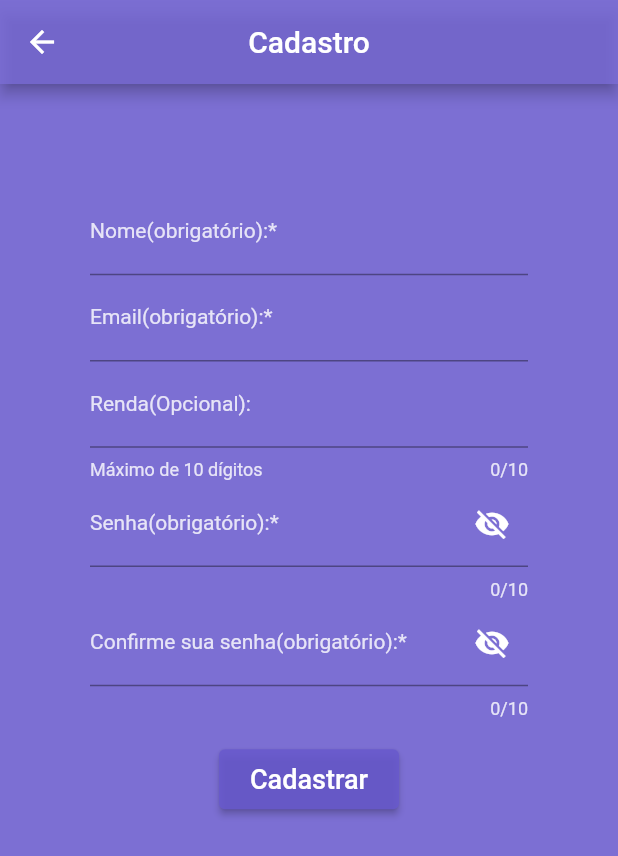
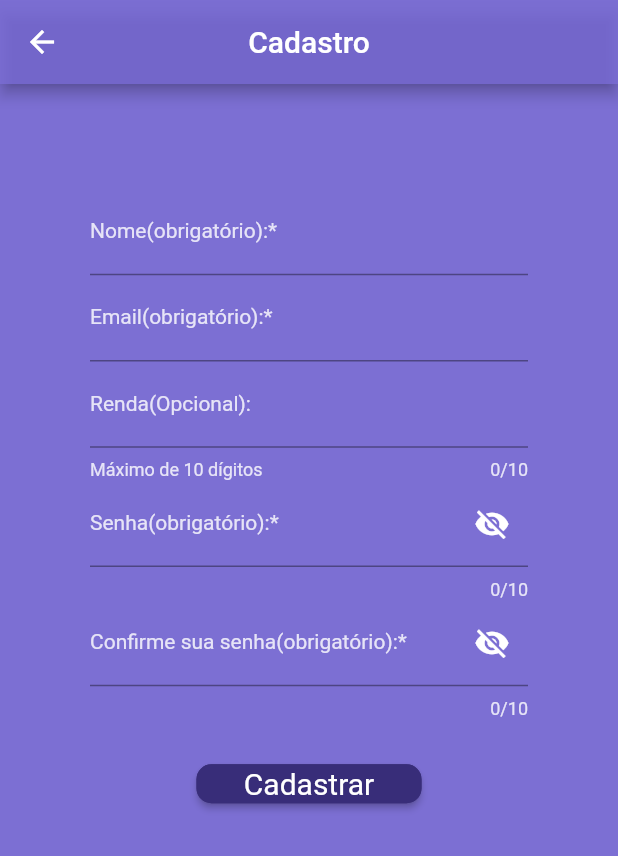
Before and after one commit to proz-tecnologia/PIT03GP06, a Flutter app: the LoginUser screen opened by its route, after a tap on "Sua primeira vez?", on a phone screen of 412 x 824 dp. Shown: the top 856 px of the screen. Run offline on Flutter 3.47's test engine with Material 2 defaults, Android fonts, the phone set to English and light mode, and no system bars; our stand-ins replace brasil_fields, cloud_firestore, currency_text_input_formatter, email_validator, firebase_auth, firebase_core and 5 more; missing offline and left inert: validatorless; accounts and stored records are empty; network calls fail; Roboto replaces fonts that are missing (mplus1).

Commit message:
Alterando font e tamanho do onBoarding, e botões de login e cadastro, assim como cor

```diff
--- a/lib/src/util/text_styles.dart
+++ b/lib/src/util/text_styles.dart
@@ -12,12 +12,12 @@ class TextStyles {
 
   String get font => 'mplus1';
 
-  TextStyle get textLight =>
-      TextStyle(fontWeight: FontWeight.w300, fontFamily: font);
   TextStyle get textRegular =>
       TextStyle(fontWeight: FontWeight.normal, fontFamily: font);
   TextStyle get textBold =>
       TextStyle(fontWeight: FontWeight.bold, fontFamily: font);
+  TextStyle get textTitle =>
+      textBold.copyWith(fontSize: 23, color: Colors.white);
 }
 
 extension TextStyleExtensions on BuildContext {
--- a/lib/src/view/tutorial/onboarding.dart
+++ b/lib/src/view/tutorial/onboarding.dart
@@ -49,13 +49,13 @@ class _OnBoardingAppState extends State<OnBoardingApp> {
                   imagem: 'asset/img/temas.png',
                   titulo: "Ganhe XP e libere temas",
                   texto:
-                      "Vida financeira saudável = Conquistas!\nNos primeiros 5 registros diários você ganhará XP para subir de nível e desbloquear novos temas. Deixe o app com sua cara!",
+                      "Vida financeira saudável = Conquistas!\nGanhe XP para subir de nível e desbloquear novos temas. Deixe o app com sua cara!",
                 ),
                 CustomSlide(
                   imagem: 'asset/img/dicas.png',
                   titulo: "A gente te ajuda",
                   texto:
-                      "Na aba Dicas, vamos te apresentar conteúdos gratuitos de especialistas em finanças pessoais!\nClique nas imagens para abrir cada conteúdo e aproveite =D",
+                      "Em Dicas, acesse conteúdos gratuitos de especialistas em finanças pessoais!\nClique nas imagens para abrir cada conteúdo e aproveite =D",
                 ),
               ],
             ),
--- a/lib/src/view/userregister/pages/loginpage.dart
+++ b/lib/src/view/userregister/pages/loginpage.dart
@@ -35,11 +35,6 @@ class _LoginUserState extends State<LoginUser> {
     return SafeArea(
       child: Scaffold(
         backgroundColor: const Color.fromARGB(220, 104, 89, 205),
-        appBar: AppBar(
-          title: const Text('Login'),
-          backgroundColor: const Color.fromARGB(220, 104, 89, 205),
-          centerTitle: true,
-        ),
         body: SingleChildScrollView(
           child: Column(
             children: [
@@ -156,22 +151,35 @@ class _LoginUserState extends State<LoginUser> {
                                 },
                               ),
                             ),
-                            SizedBox(
-                              width: 120,
-                              height: 60,
-                              child: Consumer<TransactionsController>(
-                                builder: (context, historyController, _) =>
-                                    Padding(
-                                  padding: const EdgeInsets.only(top: 20),
-                                  child: ElevatedButton(
-                                    style: const ButtonStyle(
-                                      backgroundColor: MaterialStatePropertyAll<
-                                              Color>(
-                                          Color.fromRGBO(104, 89, 205, 0.863)),
+                            const SizedBox(
+                              height: 30,
+                            ),
+                            Center(
+                              child: SizedBox(
+                                width: 150,
+                                height: 26,
+                                child: Consumer<TransactionsController>(
+                                  builder: (context, historyController, _) =>
+                                      ElevatedButton(
+                                    style: ButtonStyle(
+                                      backgroundColor:
+                                          MaterialStateProperty.all<Color>(
+                                              const Color(0XFF382D79)),
+                                      shape: MaterialStateProperty.all<
+                                              RoundedRectangleBorder>(
+                                          RoundedRectangleBorder(
+                                              borderRadius:
+                                                  BorderRadius.circular(10),
+                                              side: const BorderSide(
+                                                  color: Color(0XFF382D79)))),
                                     ),
-                                    child: const Text(
+                                    child: Text(
                                       "Entrar",
-                                      style: TextStyle(fontSize: 18),
+                                      style: context.textStyles.textRegular
+                                          .copyWith(
+                                        fontSize: 20,
+                                        color: Colors.white,
+                                      ),
                                     ),
                                     onPressed: () {
                                       if (_formKey.currentState!.validate()) {
@@ -189,9 +197,9 @@ class _LoginUserState extends State<LoginUser> {
                                           formPag:
                                               'Forma: ${controllerEntradas.formpag}',
                                           /*icon: const Icon(
-                                            Icons.arrow_downward_outlined,
-                                            color: Colors.red,
-                                          ),*/
+                                                Icons.arrow_downward_outlined,
+                                                color: Colors.red,
+                                              ),*/
                                         );
                                         historyController.addNewUser(user);
                                         historyController.emailUser(
@@ -205,6 +213,9 @@ class _LoginUserState extends State<LoginUser> {
                                 ),
                               ),
                             ),
+                            const SizedBox(
+                              height: 30,
+                            ),
                             Container(
                               alignment: Alignment.center,
                               child: Padding(
@@ -213,7 +224,7 @@ class _LoginUserState extends State<LoginUser> {
                                   child: Row(
                                     children: [
                                       Text("Sua primeira vez?",
-                                          style: context.textStyles.textLight
+                                          style: context.textStyles.textRegular
                                               .copyWith(
                                                   fontSize: 16,
                                                   color: Colors.white)),
--- a/lib/src/view/userregister/pages/new_register.dart
+++ b/lib/src/view/userregister/pages/new_register.dart
@@ -2,6 +2,7 @@ import 'package:ctrl_real/main.dart';
 import 'package:ctrl_real/src/controllers/transactions_controller.dart';
 import 'package:ctrl_real/src/controllers/transactions_form_controller.dart';
 import 'package:ctrl_real/src/service/firebase_auth.dart';
+import 'package:ctrl_real/src/util/text_styles.dart';
 import 'package:ctrl_real/src/view/transactions/pages/receitas.dart';
 import 'package:ctrl_real/src/model/totallandcategory_model.dart';
 import 'package:ctrl_real/src/util/darkfunction.dart';
@@ -255,20 +256,30 @@ class _NewRegisterState extends State<NewRegister> {
                             controllerEntradas.senha = value;
                           },
                         ),
+                        const SizedBox(
+                          height: 30,
+                        ),
                         Center(
                           child: SizedBox(
-                            width: 120,
-                            height: 60,
+                            width: 150,
+                            height: 26,
                             child:
                                 Consumer2<TransactionsController, UsersService>(
                                     builder:
                                         (context, historyController, value, _) {
-                              return Padding(
-                                padding: const EdgeInsets.only(top: 20),
-                                child: ElevatedButton(
-                                    style: ElevatedButton.styleFrom(
-                                        backgroundColor: const Color.fromARGB(
-                                            220, 104, 89, 205)),
+                              return ElevatedButton(
+                                  style: ButtonStyle(
+                                    backgroundColor:
+                                        MaterialStateProperty.all<Color>(
+                                            const Color(0XFF382D79)),
+                                    shape: MaterialStateProperty.all<
+                                            RoundedRectangleBorder>(
+                                        RoundedRectangleBorder(
+                                            borderRadius:
+                                                BorderRadius.circular(10),
+                                            side: const BorderSide(
+                                                color: Color(0XFF382D79)))),
+                                  ),
                                   onPressed: (loading)
                                       ? () {}
                                       : () {
@@ -284,8 +295,7 @@ class _NewRegisterState extends State<NewRegister> {
                                                           220, 104, 89, 205),
                                                   content: Text(
                                                     'Cadastro Realizado com sucesso!',
-                                                      textAlign:
-                                                          TextAlign.center,
+                                                    textAlign: TextAlign.center,
                                                   )),
                                             );
                                             var user = TotalandCategory(
@@ -296,8 +306,8 @@ class _NewRegisterState extends State<NewRegister> {
                                               email: controllerEntradas.email,
                                               valor: controllerEntradas.valor,
                                               senha: controllerEntradas.senha,
-                                                descri: controllerEntradas
-                                                    .descricao,
+                                              descri:
+                                                  controllerEntradas.descricao,
                                               categoryname: controllerEntradas
                                                   .categoryname,
                                               formPag:
@@ -307,8 +317,7 @@ class _NewRegisterState extends State<NewRegister> {
                                           color: Colors.red,
                                         ),*/
                                             );
-                                              historyController
-                                                  .addNewUser(user);
+                                            historyController.addNewUser(user);
                                             historyController.nomeUser(
                                                 controllerEntradas.nome);
                                             historyController.emailUser(
@@ -322,11 +331,14 @@ class _NewRegisterState extends State<NewRegister> {
                                         },
                                   child: (loading)
                                       ? const CircularProgressIndicator()
-                                        : const Text(
+                                      : Text(
                                           "Cadastrar",
-                                            style: TextStyle(fontSize: 18),
-                                          )),
-                              );
+                                          style: context.textStyles.textRegular
+                                              .copyWith(
+                                            fontSize: 20,
+                                            color: Colors.white,
+                                          ),
+                                        ));
                             }),
                           ),
                         ),
--- a/pubspec.yaml
+++ b/pubspec.yaml
@@ -100,9 +100,7 @@ flutter:
       fonts:
         - asset: asset/font/MPLUS1p-Bold.ttf
           weight: 700
-        - asset: asset/font/MPLUS1p-Light.ttf
-          weight: 300
-        - asset: assets/fonts/mplus1/MPLUS1p-Regular.ttf
+        - asset: asset/font/MPLUS1p-Regular.ttf
           style: normal
   #       - asset: fonts/Schyler-Italic.ttf
   #         style: italic
```
Also changed, not shown: lib/src/view/tutorial/widgets/custom_button.dart (+8 -9 lines), lib/src/view/tutorial/widgets/custom_slide.dart (+7 -8 lines), 1 other file. Lines whose indentation alone changed are shown as unchanged.
